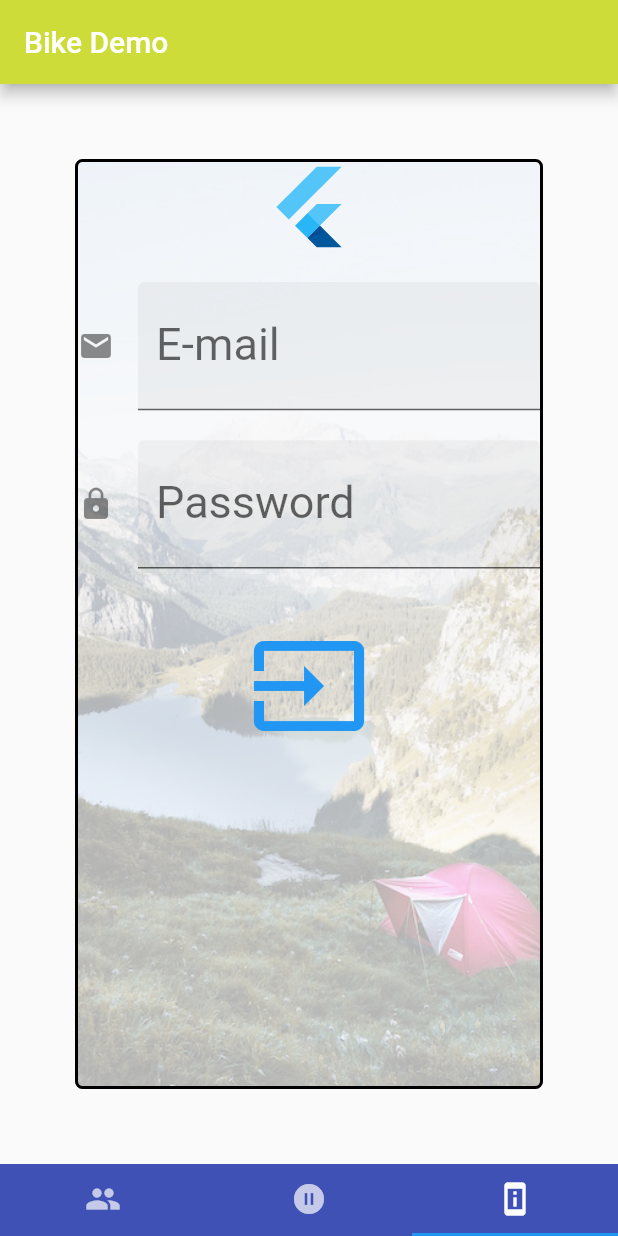
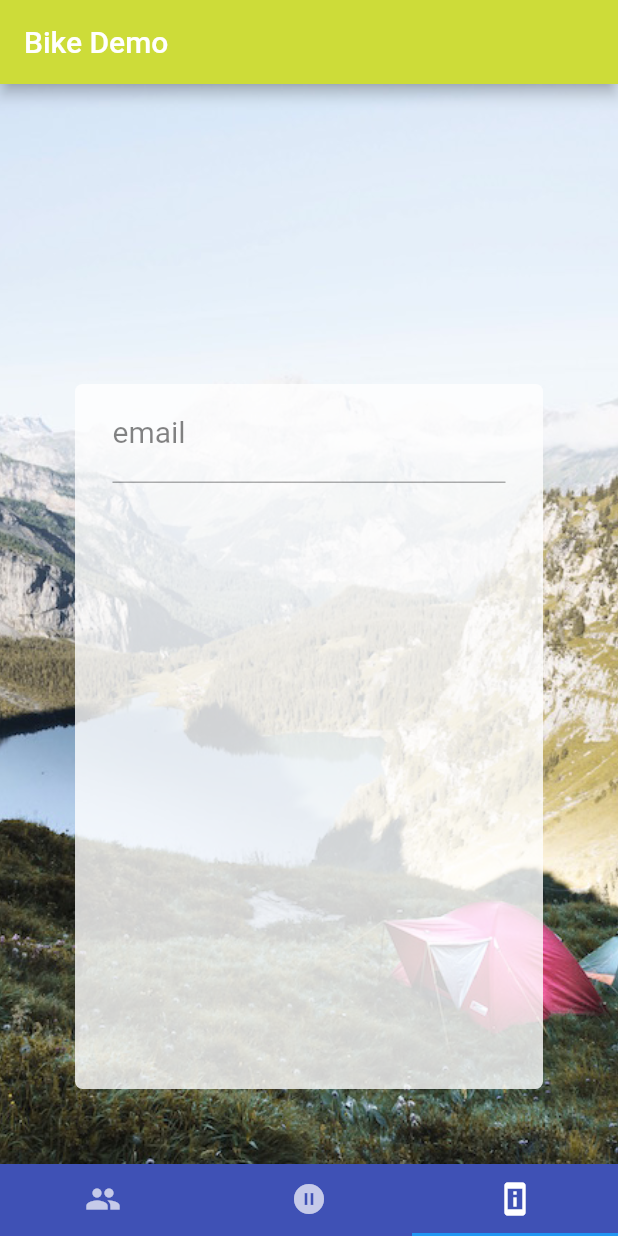
Before and after one commit to bingobailey/bike_demo_before_androidx_conv, a Flutter app: the screen it shows after launch, item 3 of the bottom bar chosen, on a phone screen of 412 x 824 dp. Run offline on Flutter 3.47's test engine with Material 2 defaults, Android fonts, the phone set to English and light mode, and no system bars; our stand-ins replace firebase_auth, firebase_database, firebase_messaging, google_sign_in, location; accounts and stored records are empty.

Commit message:
login changes

```diff
--- a/lib/widgets/loginfirebase.dart
+++ b/lib/widgets/loginfirebase.dart
@@ -17,63 +17,125 @@ class _LoginFirebaseWidgetState extends State<LoginFirebaseWidget> {
    @override
      Widget build(BuildContext context) {
 
-       return new Container(
-
-              margin: EdgeInsets.all(50.0),
-              decoration: BoxDecoration(
-                  borderRadius: BorderRadius.circular(5.0),
-                  border: Border.all(
-                  width: 2.0,
-                  color: Colors.black),
-                    image: DecorationImage(
+      return new SafeArea(
+         child: new Container(
+            decoration: new BoxDecoration(
+               image: new DecorationImage(
                       fit: BoxFit.cover,
                     image: AssetImage('assets/lake.jpg'),
-                       colorFilter: new ColorFilter.mode(Colors.black.withOpacity(0.3), BlendMode.dstATop),
+               )
             ),
-              ),
-
+             child: new Opacity(
+                          child: new Container(
+                            margin: EdgeInsets.only( top: 200.0, bottom: 50.0,  left: 50.0, right: 50.0),
+                            decoration: new BoxDecoration(
+                              color: Colors.white,
+                                borderRadius: BorderRadius.circular(5.0),
+                            ) ,
                            child: new Form(
                               child: new SingleChildScrollView(
                                  child: new Column(
                                     children: <Widget>[
-
-                          new FlutterLogo( size: 60.0,),
-
-                          new SizedBox( height: 20.0,),
                                       buildEmailField(),
-                          new SizedBox( height: 20.0,),
-                          buildPasswordField() ,
-                          new SizedBox( height: 30.0,),
-                          buildLoginButton(),
 
                                     ],
                                  ),
                               ),
                            ),
+                        ),
+                        opacity: .8,
+             )
+
+
+           )
+
          );
 
+     } // build method
 
-     // );
+// @override
+//   Widget build(BuildContext context) {
 
-  } // build function
+//        return new Container(
+
+//               margin: EdgeInsets.all(50.0),
+//               decoration: BoxDecoration(
+//                   borderRadius: BorderRadius.circular(5.0),
+//                   border: Border.all(
+//                   width: 2.0,
+//                   color: Colors.black),
+//                     image: DecorationImage(
+//                       fit: BoxFit.cover,
+//                       image: AssetImage('assets/lake.jpg'),
+//                        colorFilter: new ColorFilter.mode(Colors.black.withOpacity(0.3), BlendMode.dstATop),
+//                     ),
+//               ),
+
+//               child: new Form(
+//                 child: new SingleChildScrollView(
+//                     child: new Column(
+//                       children: <Widget>[
+
+//                           new FlutterLogo( size: 60.0,),
+
+//                           new SizedBox( height: 20.0,),
+//                           buildEmailField(),
+//                           new SizedBox( height: 20.0,),
+//                           buildPasswordField() ,
+//                           new SizedBox( height: 30.0,),
+//                           buildLoginButton(),
+
+//                        ],
+//                     ),
+//                 ),
+//               ),
+//           );
+
+
+//      // );
+
+//   } // build function
 
 
   // Email Address Field
   Widget buildEmailField() {
 
 
-  return new TextFormField(
+
+  return new Container(
+         margin: EdgeInsets.only( left: 25.0, right: 25.0),
+          //alignment: Alignment.center,
+
+           child: TextFormField(
+            textAlign: TextAlign.center,
               decoration: const InputDecoration(
+              hintText: 'you@example.com',
               border: UnderlineInputBorder(),
-          filled: true,
-          icon: Icon(Icons.email),
-         // hintText: 'Your email address',
-          labelText: 'E-mail',
+                labelText: 'email',
               ),
               keyboardType: TextInputType.emailAddress,
               onSaved: (String value) { print(value); },
-        style: new TextStyle( fontSize: 30.0, color: Colors.black),
+              style: new TextStyle( fontSize: 20.0, color: Colors.black, ),
+            ),
+
         );
+
+
+
+
+
+  // return new TextFormField(
+  //       decoration: const InputDecoration(
+  //         border: UnderlineInputBorder(),
+  //         filled: true,
+  //         icon: Icon(Icons.email),
+  //        // hintText: 'Your email address',
+  //         labelText: 'E-mail',
+  //       ),
+  //       keyboardType: TextInputType.emailAddress,
+  //       onSaved: (String value) { print(value); },
+  //       style: new TextStyle( fontSize: 30.0, color: Colors.black),
+  //     );
 
 
 
```
Lines whose indentation alone changed are shown as unchanged.
